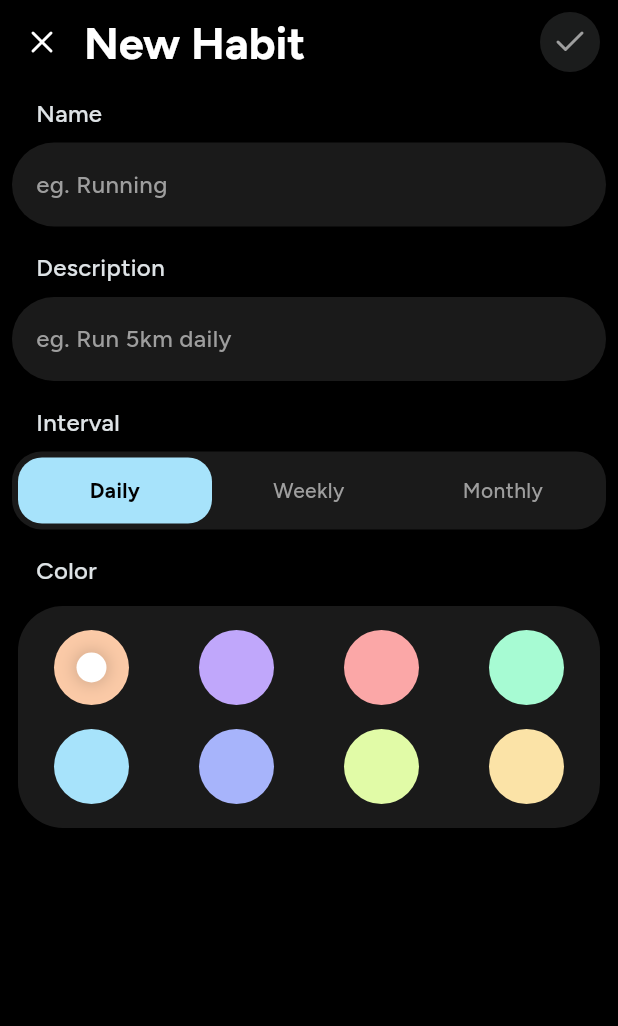
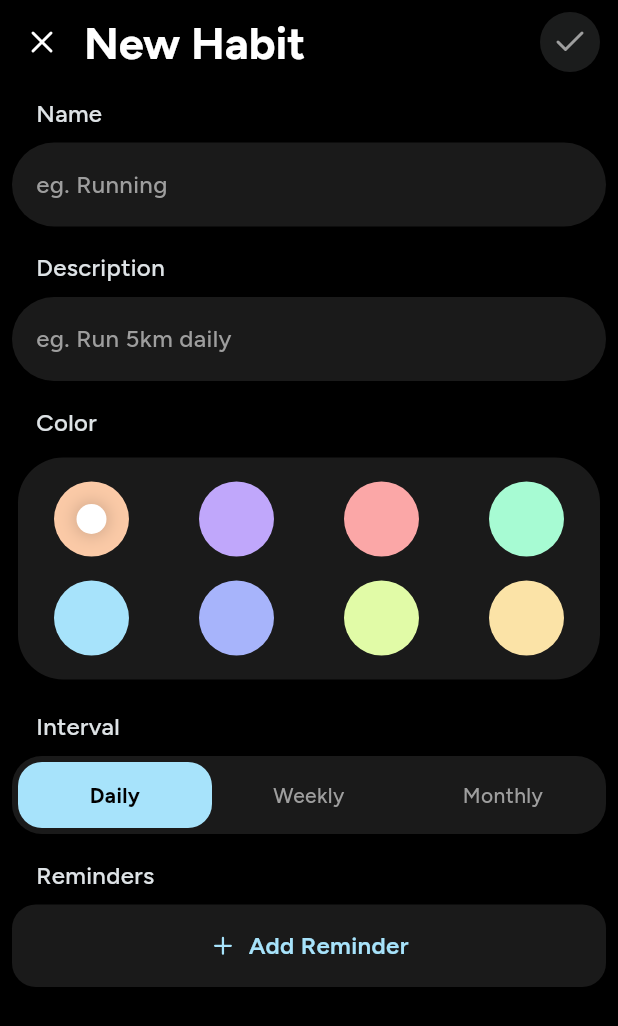
Before and after one commit to tusharonly/norm, a Flutter app: the screen it shows after launch, after a tap on an icon or button, on a phone screen of 412 x 824 dp. Shown: the top 1026 px of the screen. Run offline on Flutter 3.47's test engine with Material 3 defaults, Android fonts, the light colour scheme and no system bars; our stand-ins replace flutter_local_notifications, flutter_timezone, hive_ce_flutter, lucide_icons_flutter, package_info_plus, permission_handler and 1 more; accounts and stored records are empty.

Commit message:
feat: Add reminder functionality with local notifications, including UI, data models, and service integration.

```diff
--- a/lib/main.dart
+++ b/lib/main.dart
@@ -2,12 +2,18 @@ import 'package:flutter/material.dart';
 import 'package:norm/src/app.dart';
 import 'package:norm/src/core/database.dart';
 import 'package:norm/src/providers/habits_provider.dart';
+import 'package:norm/src/services/notification_service.dart';
 import 'package:provider/provider.dart';
 
 Future<void> main() async {
   WidgetsFlutterBinding.ensureInitialized();
 
   await AppDatabase.init();
+
+  // Initialize notification service
+  final notificationService = NotificationService();
+  await notificationService.initialize();
+  await notificationService.requestPermissions();
 
   runApp(
     ChangeNotifierProvider(
--- a/lib/src/app.dart
+++ b/lib/src/app.dart
@@ -27,10 +27,29 @@ class NormApp extends StatelessWidget {
           color: AppColors.primaryTextColor,
         ),
       ),
+      timePickerTheme: TimePickerThemeData(
+        backgroundColor: AppColors.cardBackgroundColor,
+        hourMinuteTextColor: AppColors.primaryTextColor,
+        dayPeriodTextColor: AppColors.primaryTextColor,
+        dialHandColor: AppColors.primaryColor,
+        dayPeriodColor: AppColors.primaryColor,
+        dialBackgroundColor: AppColors.cardBackgroundColor,
+        hourMinuteColor: WidgetStateColor.resolveWith(
+          (states) => states.contains(WidgetState.selected)
+              ? AppColors.primaryColor
+              : AppColors.cardBackgroundColor,
+        ),
+      ),
       cardTheme: CardThemeData(
         color: AppColors.cardBackgroundColor,
         shape: RoundedRectangleBorder(
           borderRadius: BorderRadius.circular(30.0),
+        ),
+      ),
+      bottomSheetTheme: BottomSheetThemeData(
+        backgroundColor: AppColors.cardBackgroundColor,
+        shape: const RoundedRectangleBorder(
+          borderRadius: BorderRadius.vertical(top: Radius.circular(24)),
         ),
       ),
     );
--- a/lib/src/models/habit_model.dart
+++ b/lib/src/models/habit_model.dart
@@ -2,6 +2,7 @@ import 'dart:convert';
 
 import 'package:flutter/material.dart';
 import 'package:intl/intl.dart';
+import 'package:norm/src/models/reminder_model.dart';
 import 'package:norm/src/utils/extensions.dart';
 
 enum HabitInterval { daily, weekly, monthly }
@@ -16,6 +17,7 @@ class HabitModel {
   final Map<String, CompletionModel> completions;
   final HabitInterval interval;
   final int targetFrequency;
+  final List<ReminderModel> reminders;
 
   HabitModel({
     required this.id,
@@ -27,6 +29,7 @@ class HabitModel {
     this.completions = const {},
     this.interval = HabitInterval.daily,
     this.targetFrequency = 1,
+    this.reminders = const [],
   });
 
   bool isCompletedForDate(DateTime date) {
@@ -259,6 +262,7 @@ class HabitModel {
       ),
       'interval': interval.index,
       'targetFrequency': targetFrequency,
+      'reminders': reminders.map((r) => r.toMap()).toList(),
     };
   }
 
@@ -277,6 +281,13 @@ class HabitModel {
       ),
       interval: HabitInterval.values[map['interval'] ?? 0],
       targetFrequency: map['targetFrequency'] ?? 1,
+      reminders: map['reminders'] != null
+          ? List<ReminderModel>.from(
+              (map['reminders'] as List).map(
+                (r) => ReminderModel.fromMap(r as Map<String, dynamic>),
+              ),
+            )
+          : [],
     );
   }
 
@@ -295,6 +306,7 @@ class HabitModel {
     Map<String, CompletionModel>? completions,
     HabitInterval? interval,
     int? targetFrequency,
+    List<ReminderModel>? reminders,
   }) {
     return HabitModel(
       id: id,
@@ -307,6 +319,7 @@ class HabitModel {
       completions: completions ?? this.completions,
       interval: interval ?? this.interval,
       targetFrequency: targetFrequency ?? this.targetFrequency,
+      reminders: reminders ?? this.reminders,
     );
   }
 }
--- /dev/null
+++ b/lib/src/models/reminder_model.dart
@@ -0,0 +1,68 @@
+import 'dart:convert';
+
+class ReminderModel {
+  final String id;
+  final int hour; // 0-23
+  final int minute; // 0-59
+  final List<int> selectedDays; // 1-7 (Monday-Sunday)
+
+  ReminderModel({
+    required this.id,
+    required this.hour,
+    required this.minute,
+    required this.selectedDays,
+  });
+
+  String get timeString {
+    final period = hour >= 12 ? 'PM' : 'AM';
+    final displayHour = hour == 0 ? 12 : (hour > 12 ? hour - 12 : hour);
+    final displayMinute = minute.toString().padLeft(2, '0');
+    return '$displayHour:$displayMinute $period';
+  }
+
+  String get daysString {
+    if (selectedDays.length == 7) return 'Every day';
+    if (selectedDays.isEmpty) return 'No days selected';
+
+    final dayNames = ['Mon', 'Tue', 'Wed', 'Thu', 'Fri', 'Sat', 'Sun'];
+    final sortedDays = [...selectedDays]..sort();
+    return sortedDays.map((day) => dayNames[day - 1]).join(', ');
+  }
+
+  Map<String, dynamic> toMap() {
+    return <String, dynamic>{
+      'id': id,
+      'hour': hour,
+      'minute': minute,
+      'selectedDays': selectedDays,
+    };
+  }
+
+  factory ReminderModel.fromMap(Map<String, dynamic> map) {
+    return ReminderModel(
+      id: map['id'] as String,
+      hour: map['hour'] as int,
+      minute: map['minute'] as int,
+      selectedDays: List<int>.from(map['selectedDays'] as List),
+    );
+  }
+
+  String toJson() => json.encode(toMap());
+
+  factory ReminderModel.fromJson(String source) =>
+      ReminderModel.fromMap(json.decode(source) as Map<String, dynamic>);
+
+  ReminderModel copyWith({
+    String? id,
+    int? hour,
+    int? minute,
+    List<int>? selectedDays,
+  }) {
+    return ReminderModel(
+      id: id ?? this.id,
+      hour: hour ?? this.hour,
+      minute: minute ?? this.minute,
+      selectedDays: selectedDays ?? this.selectedDays,
+    );
+  }
+}
--- a/lib/src/pages/create_or_edit_habit_page.dart
+++ b/lib/src/pages/create_or_edit_habit_page.dart
@@ -1,11 +1,14 @@
 import 'package:flutter/material.dart';
 import 'package:lucide_icons_flutter/lucide_icons.dart';
 import 'package:norm/src/models/habit_model.dart';
+import 'package:norm/src/models/reminder_model.dart';
 import 'package:norm/src/providers/habits_provider.dart';
 import 'package:norm/src/router.dart';
 import 'package:norm/src/theme.dart';
+import 'package:norm/src/widgets/add_reminder_sheet.dart';
 import 'package:norm/src/widgets/color_picker_row.dart';
 import 'package:norm/src/widgets/input_section.dart';
+import 'package:norm/src/widgets/reminder_card.dart';
 import 'package:norm/src/widgets/text_field.dart';
 import 'package:provider/provider.dart';
 
@@ -25,6 +28,7 @@ class _CreateOrEditHabitPageState extends State<CreateOrEditHabitPage> {
   String habitDescription = '';
   HabitInterval selectedInterval = HabitInterval.daily;
   int targetFrequency = 1;
+  List<ReminderModel> reminders = [];
 
   late TextEditingController nameController;
   late TextEditingController descriptionController;
@@ -36,6 +40,7 @@ class _CreateOrEditHabitPageState extends State<CreateOrEditHabitPage> {
       description: habitDescription,
       interval: selectedInterval,
       targetFrequency: targetFrequency,
+      reminders: reminders,
     );
     AppRouter.pop();
   }
@@ -48,6 +53,7 @@ class _CreateOrEditHabitPageState extends State<CreateOrEditHabitPage> {
         color: selectedColor,
         interval: selectedInterval,
         targetFrequency: targetFrequency,
+        reminders: reminders,
       ),
     );
     AppRouter.pop();
@@ -112,6 +118,7 @@ class _CreateOrEditHabitPageState extends State<CreateOrEditHabitPage> {
       selectedColor = widget.habit!.color;
       selectedInterval = widget.habit!.interval;
       targetFrequency = widget.habit!.targetFrequency;
+      reminders = List.from(widget.habit!.reminders);
     }
 
     nameController = TextEditingController(text: habitName);
@@ -183,6 +190,24 @@ class _CreateOrEditHabitPageState extends State<CreateOrEditHabitPage> {
                   controller: descriptionController,
                   onChanged: (description) =>
                       setState(() => habitDescription = description),
+                ),
+              ),
+              InputSection(
+                title: "Color",
+                child: Card(
+                  elevation: 0,
+                  shape: RoundedRectangleBorder(
+                    borderRadius: BorderRadius.circular(30.0),
+                  ),
+                  child: Padding(
+                    padding: const EdgeInsets.all(16.0),
+                    child: ColorPickerRow(
+                      onColorSelected: (color) {
+                        setState(() => selectedColor = color);
+                      },
+                      selectedColor: selectedColor,
+                    ),
+                  ),
                 ),
               ),
               InputSection(
@@ -285,21 +310,65 @@ class _CreateOrEditHabitPageState extends State<CreateOrEditHabitPage> {
                 ),
               ),
               InputSection(
-                title: "Color",
-                child: Card(
-                  elevation: 0,
-                  shape: RoundedRectangleBorder(
-                    borderRadius: BorderRadius.circular(30.0),
-                  ),
-                  child: Padding(
-                    padding: const EdgeInsets.all(16.0),
-                    child: ColorPickerRow(
-                      onColorSelected: (color) {
-                        setState(() => selectedColor = color);
+                title: "Reminders",
+                child: Column(
+                  spacing: 8,
+                  children: [
+                    if (reminders.isNotEmpty)
+                      ...reminders.map(
+                        (reminder) => ReminderCard(
+                          reminder: reminder,
+                          onDelete: () {
+                            setState(() {
+                              reminders.remove(reminder);
+                            });
+                          },
+                        ),
+                      ),
+                    GestureDetector(
+                      onTap: () async {
+                        final reminder =
+                            await showModalBottomSheet<ReminderModel>(
+                              context: context,
+                              isScrollControlled: true,
+                              showDragHandle: true,
+                              builder: (context) => const AddReminderSheet(),
+                            );
+                        if (reminder != null) {
+                          setState(() {
+                            reminders.add(reminder);
+                          });
+                        }
                       },
-                      selectedColor: selectedColor,
+                      child: Container(
+                        width: double.infinity,
+                        padding: const EdgeInsets.symmetric(vertical: 16),
+                        decoration: BoxDecoration(
+                          color: AppColors.cardBackgroundColor,
+                          borderRadius: BorderRadius.circular(16),
+                        ),
+                        child: Row(
+                          mainAxisAlignment: MainAxisAlignment.center,
+                          children: [
+                            Icon(
+                              LucideIcons.plus,
+                              size: 18,
+                              color: AppColors.primaryColor,
+                            ),
+                            const SizedBox(width: 8),
+                            Text(
+                              'Add Reminder',
+                              style: TextStyle(
+                                color: AppColors.primaryColor,
+                                fontWeight: FontWeight.w600,
+                                fontSize: 16,
+                              ),
+                            ),
+                          ],
+                        ),
+                      ),
                     ),
-                  ),
+                  ],
                 ),
               ),
             ],
--- a/lib/src/providers/habits_provider.dart
+++ b/lib/src/providers/habits_provider.dart
@@ -1,11 +1,14 @@
 import 'package:flutter/material.dart';
 import 'package:norm/src/core/database.dart';
 import 'package:norm/src/models/habit_model.dart';
+import 'package:norm/src/models/reminder_model.dart';
+import 'package:norm/src/services/notification_service.dart';
 import 'package:norm/src/utils/extensions.dart';
 import 'package:uuid/uuid.dart';
 
 class HabitsProvider extends ChangeNotifier {
   final habits = AppDatabase.getHabits();
+  final _notificationService = NotificationService();
 
   Future<void> createHabit({
     required String name,
@@ -13,6 +16,7 @@ class HabitsProvider extends ChangeNotifier {
     required Color color,
     HabitInterval interval = HabitInterval.daily,
     int targetFrequency = 1,
+    List<ReminderModel> reminders = const [],
   }) async {
     final id = Uuid().v4();
     habits[id] = HabitModel(
@@ -23,14 +27,25 @@ class HabitsProvider extends ChangeNotifier {
       order: habits.length,
       interval: interval,
       targetFrequency: targetFrequency,
+      reminders: reminders,
     );
     AppDatabase.saveHabit(habits[id]!);
+
+    // Schedule notifications for reminders
+    if (reminders.isNotEmpty) {
+      await _notificationService.scheduleHabitReminders(habits[id]!);
+    }
+
     notifyListeners();
   }
 
   Future<void> editHabit(HabitModel habit) async {
     habits[habit.id] = habit;
     AppDatabase.saveHabit(habits[habit.id]!);
+
+    // Reschedule notifications
+    await _notificationService.scheduleHabitReminders(habit);
+
     notifyListeners();
   }
 
@@ -55,6 +70,9 @@ class HabitsProvider extends ChangeNotifier {
   }
 
   Future<void> deleteHabit(String id) async {
+    // Cancel all notifications for this habit
+    await _notificationService.cancelHabitReminders(id);
+
     habits.remove(id);
     AppDatabase.deleteHabit(id);
     notifyListeners();
--- /dev/null
+++ b/lib/src/services/notification_service.dart
@@ -0,0 +1,167 @@
+import 'dart:io';
+
+import 'package:flutter/foundation.dart';
+import 'package:flutter_local_notifications/flutter_local_notifications.dart';
+import 'package:flutter_timezone/flutter_timezone.dart';
+import 'package:norm/src/models/habit_model.dart';
+import 'package:norm/src/models/reminder_model.dart';
+import 'package:permission_handler/permission_handler.dart';
+import 'package:timezone/data/latest_all.dart' as tz;
+import 'package:timezone/timezone.dart' as tz;
+
+class NotificationService {
+  static final NotificationService _instance = NotificationService._internal();
+  factory NotificationService() => _instance;
+  NotificationService._internal();
+
+  final FlutterLocalNotificationsPlugin _notifications =
+      FlutterLocalNotificationsPlugin();
+
+  bool _initialized = false;
+
+  Future<void> initialize() async {
+    if (_initialized) return;
+
+    // Initialize timezone data
+    tz.initializeTimeZones();
+    final String timeZoneName = await FlutterTimezone.getLocalTimezone();
+    tz.setLocalLocation(tz.getLocation(timeZoneName));
+
+    // Android initialization settings
+    const androidSettings = AndroidInitializationSettings(
+      '@mipmap/ic_launcher',
+    );
+
+    // iOS initialization settings
+    const iosSettings = DarwinInitializationSettings(
+      requestAlertPermission: true,
+      requestBadgePermission: true,
+      requestSoundPermission: true,
+    );
+
+    const initSettings = InitializationSettings(
+      android: androidSettings,
+      iOS: iosSettings,
+    );
+
+    await _notifications.initialize(initSettings);
+    _initialized = true;
+  }
+
+  Future<bool> requestPermissions() async {
+    if (Platform.isAndroid) {
+      final exactAlarmStatus = await Permission.scheduleExactAlarm.status;
+      if (!exactAlarmStatus.isGranted) {
+        await Permission.scheduleExactAlarm.request();
+      }
+    }
+
+    if (await Permission.notification.isGranted) {
+      return true;
+    }
+
+    final status = await Permission.notification.request();
+    return status.isGranted;
+  }
+
+  Future<void> scheduleHabitReminders(HabitModel habit) async {
+    // Cancel existing notifications for this habit first
+    await cancelHabitReminders(habit.id);
+
+    // Schedule new notifications
+    for (final reminder in habit.reminders) {
+      await _scheduleReminder(habit, reminder);
+    }
+  }
+
+  Future<void> _scheduleReminder(
+    HabitModel habit,
+    ReminderModel reminder,
+  ) async {
+    for (final day in reminder.selectedDays) {
+      final notificationId = _generateNotificationId(
+        habit.id,
+        reminder.id,
+        day,
+      );
+
+      final now = tz.TZDateTime.now(tz.local);
+      var scheduledDate = tz.TZDateTime(
+        tz.local,
+        now.year,
+        now.month,
+        now.day,
+        reminder.hour,
+        reminder.minute,
+      );
+
+      // Adjust to the correct day of week
+      while (scheduledDate.weekday != day) {
+        scheduledDate = scheduledDate.add(const Duration(days: 1));
+      }
+
+      // If the scheduled time has passed for this week, schedule for next week
+      if (scheduledDate.isBefore(now)) {
+        scheduledDate = scheduledDate.add(const Duration(days: 7));
+      }
+
+      try {
+        await _notifications.zonedSchedule(
+          notificationId,
+          'Norm Reminder: ${habit.name}',
+          'Time to log your habit!',
+          scheduledDate,
+          NotificationDetails(
+            android: AndroidNotificationDetails(
+              'habit_reminders',
+              'Habit Reminders',
+              channelDescription: 'Notifications for habit reminders',
+              importance: Importance.high,
+              priority: Priority.high,
+              color: habit.color,
+              largeIcon: const DrawableResourceAndroidBitmap(
+                '@mipmap/ic_launcher',
+              ),
+            ),
+            iOS: const DarwinNotificationDetails(
+              presentAlert: true,
+              presentBadge: true,
+              presentSound: true,
+            ),
+          ),
+          payload: habit.id,
+          androidScheduleMode: AndroidScheduleMode.exactAllowWhileIdle,
+          uiLocalNotificationDateInterpretation:
+              UILocalNotificationDateInterpretation.absoluteTime,
+          matchDateTimeComponents: DateTimeComponents.dayOfWeekAndTime,
+        );
+      } catch (e, stackTrace) {
+        debugPrint('Error scheduling notification: $e');
+        debugPrint(stackTrace.toString());
+      }
+    }
+  }
+
+  Future<void> cancelHabitReminders(String habitId) async {
+    final pendingNotifications = await _notifications
+        .pendingNotificationRequests();
+
+    for (final notification in pendingNotifications) {
+      if (notification.payload == habitId) {
+        await _notifications.cancel(notification.id);
+      }
+    }
+  }
+
+  int _generateNotificationId(String habitId, String reminderId, int day) {
+    // Generate a unique notification ID based on habit ID, reminder ID, and day
+    // Using hashCode to convert strings to integers
+    final habitHash = habitId.hashCode.abs() % 10000;
+    final reminderHash = reminderId.hashCode.abs() % 100;
+    return habitHash * 1000 + reminderHash * 10 + day;
+  }
+
+  Future<List<PendingNotificationRequest>> getPendingNotifications() async {
+    return await _notifications.pendingNotificationRequests();
+  }
+}
--- a/lib/src/theme.dart
+++ b/lib/src/theme.dart
@@ -8,7 +8,6 @@ class AppColors {
   static const dangerColor = Colors.redAccent;
   static const successColor = Colors.greenAccent;
   static const cardBackgroundColor = Color(0xFF1a1a1a);
-  static const backgroundColor = Color(0xFF1a1a1a);
 
   static const List<Color> habitColors = [
     Color(0xFFfbcaa7),
--- a/pubspec.yaml
+++ b/pubspec.yaml
@@ -11,11 +11,15 @@ environment:
 dependencies:
   flutter:
     sdk: flutter
+  flutter_local_notifications: ^18.0.1
+  flutter_timezone: ^3.0.1
   hive_ce_flutter: ^2.3.2
   intl: ^0.20.2
   lucide_icons_flutter: ^3.1.1
   package_info_plus: ^8.0.2
+  permission_handler: ^11.3.1
   provider: ^6.1.5+1
+  timezone: ^0.9.4
   url_launcher: ^6.3.1
   uuid: ^4.5.1
 
```
Also changed, not shown: lib/src/widgets/add_reminder_sheet.dart (added, +204 -0 lines), lib/src/widgets/reminder_card.dart (added, +76 -0 lines), pubspec.lock, 5 other files.
